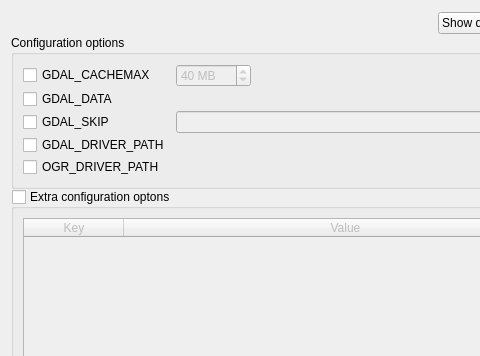
Old version of the form gsdview/gdalbackend/ui/gdalpage.ui in the repository avalentino/gsdview; both pictures show x 0 to 480 and y 0 to 356 of the 591 by 581 pixel window.
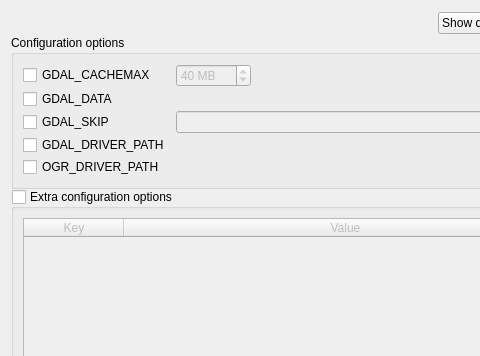
New version of the form.

Patch:
```diff
--- a/gsdview/gdalbackend/ui/gdalpage.ui
+++ b/gsdview/gdalbackend/ui/gdalpage.ui
@@ -134,7 +134,7 @@
    <item>
     <widget class="QGroupBox" name="extraOptGroupBox">
      <property name="title">
-      <string>Extra configuration optons</string>
+      <string>Extra configuration options</string>
      </property>
      <property name="checkable">
       <bool>true</bool>
```
